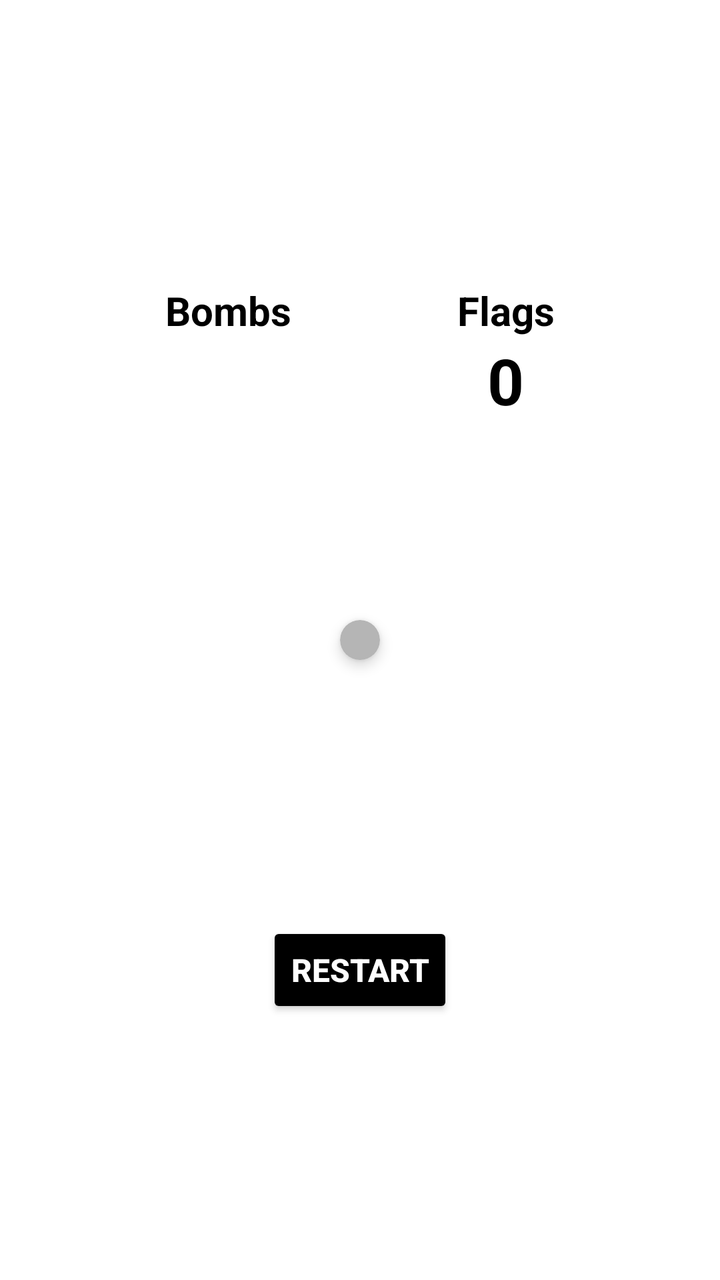
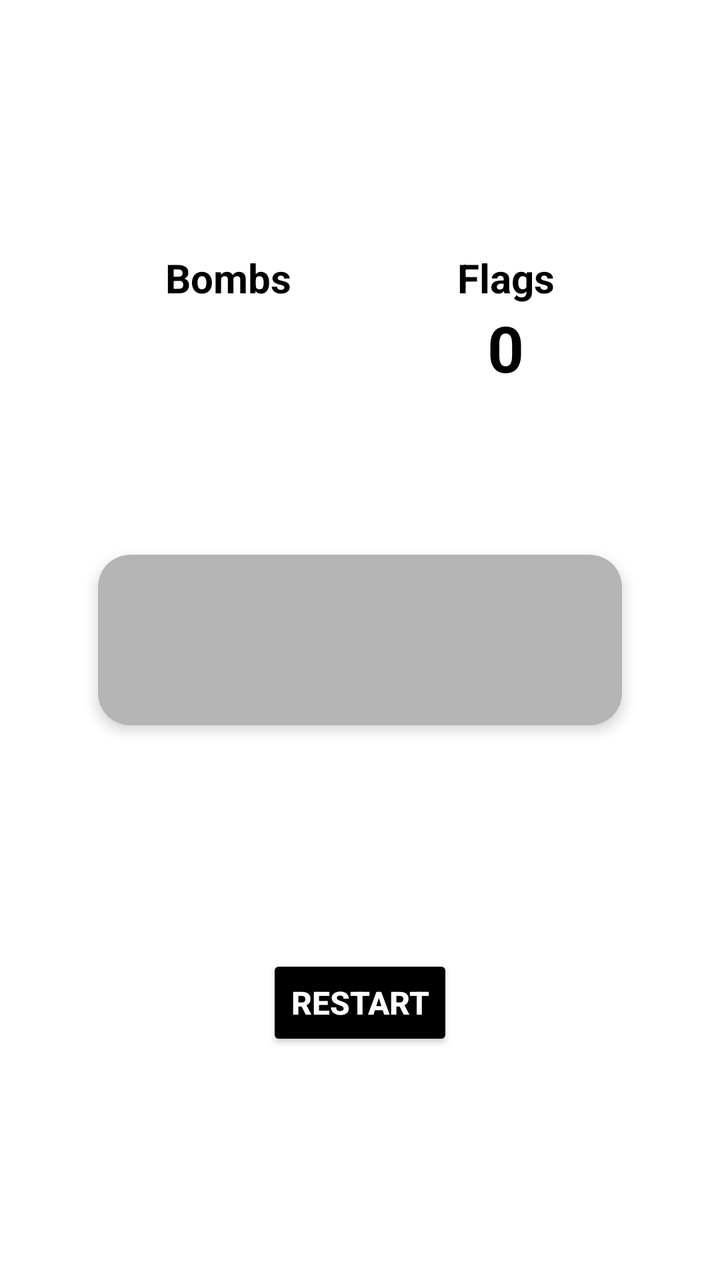

The first picture is an Android layout as it rendered before a commit; the second is the same layout after the commit. The layout source and the unified diff follow.
<!-- AndroidManifest.xml: application theme Theme.Minesweeper -->
<!-- res/layout/activity_main.xml -->
<?xml version="1.0" encoding="utf-8"?>
<androidx.constraintlayout.widget.ConstraintLayout xmlns:android="http://schemas.android.com/apk/res/android"
    xmlns:app="http://schemas.android.com/apk/res-auto"
    android:layout_width="match_parent"
    android:layout_height="match_parent"
    android:background="@color/white">

    <TextView
        android:id="@+id/bombsCountTitle"
        android:layout_width="wrap_content"
        android:layout_height="wrap_content"
        android:text="@string/bombs"
        android:textColor="@color/black"
        android:textSize="20sp"
        android:textStyle="bold"
        app:layout_constraintBottom_toTopOf="@id/gridCardView"
        app:layout_constraintEnd_toStartOf="@id/flagsTitle"
        app:layout_constraintStart_toStartOf="parent"
        app:layout_constraintTop_toTopOf="parent" />

    <TextView
        android:id="@+id/bombsCount"
        android:layout_width="wrap_content"
        android:layout_height="wrap_content"
        android:textColor="@color/black"
        android:textSize="32sp"
        android:textStyle="bold"
        app:layout_constraintEnd_toEndOf="@id/bombsCountTitle"
        app:layout_constraintStart_toStartOf="@id/bombsCountTitle"
        app:layout_constraintTop_toBottomOf="@id/bombsCountTitle" />
    <TextView
        android:id="@+id/flagsTitle"
        android:layout_width="wrap_content"
        android:layout_height="wrap_content"
        android:text="@string/flags"
        android:textColor="@color/black"
        android:textSize="20sp"
        android:textStyle="bold"
        app:layout_constraintBottom_toTopOf="@id/gridCardView"
        app:layout_constraintEnd_toEndOf="parent"
        app:layout_constraintStart_toEndOf="@id/bombsCountTitle"
        app:layout_constraintTop_toTopOf="parent" />

    <TextView
        android:id="@+id/flags"
        android:layout_width="wrap_content"
        android:layout_height="wrap_content"
        android:textColor="@color/black"
        android:textSize="32sp"
        android:text="0"
        android:textStyle="bold"
        app:layout_constraintEnd_toEndOf="@id/flagsTitle"
        app:layout_constraintStart_toStartOf="@id/flagsTitle"
        app:layout_constraintTop_toBottomOf="@id/flagsTitle" />

    <androidx.cardview.widget.CardView
        android:id="@+id/gridCardView"
        android:layout_width="wrap_content"
        android:layout_height="wrap_content"
        android:backgroundTint="@color/light_gray"
        app:cardCornerRadius="16dp"
        app:cardElevation="4dp"
        app:layout_constraintBottom_toBottomOf="parent"
        app:layout_constraintEnd_toEndOf="parent"
        app:layout_constraintStart_toStartOf="parent"
        app:layout_constraintTop_toTopOf="parent">

        <GridLayout
            android:id="@+id/grid"
            android:layout_width="match_parent"
            android:layout_height="match_parent"
            android:layout_margin="10dp"
            android:background="@color/light_gray" />
    </androidx.cardview.widget.CardView>

    <Button
        android:id="@+id/restartBtn"
        android:layout_width="wrap_content"
        android:layout_height="wrap_content"
        android:backgroundTint="@color/black"
        android:text="@string/restart"
        android:textColor="@color/white"
        android:textSize="16sp"
        android:textStyle="bold"
        app:cornerRadius="8dp"
        app:layout_constraintBottom_toBottomOf="parent"
        app:layout_constraintEnd_toEndOf="parent"
        app:layout_constraintStart_toStartOf="parent"
        app:layout_constraintTop_toBottomOf="@id/gridCardView" />
</androidx.constraintlayout.widget.ConstraintLayout>
<!-- resources referenced by this layout -->
<resources>
  <color name="black">#FF000000</color>
  <color name="light_gray">#B5B5B5</color>
  <color name="white">#FFFFFFFF</color>
  <string name="bombs">Bombs</string>
  <string name="flags">Flags</string>
  <string name="restart">Restart</string>
  <style name="Theme.Minesweeper" parent="Base.Theme.Minesweeper" />
  <style name="Base.Theme.Minesweeper" parent="Theme.Material3.DayNight.NoActionBar">
          
          
      </style>
</resources>

<!-- the commit's change to res/layout/activity_main.xml (unified diff, before → after) -->
@@ -28,6 +28,7 @@
         app:layout_constraintEnd_toEndOf="@id/bombsCountTitle"
         app:layout_constraintStart_toStartOf="@id/bombsCountTitle"
         app:layout_constraintTop_toBottomOf="@id/bombsCountTitle" />
+
     <TextView
         android:id="@+id/flagsTitle"
         android:layout_width="wrap_content"
@@ -45,9 +46,9 @@
         android:id="@+id/flags"
         android:layout_width="wrap_content"
         android:layout_height="wrap_content"
+        android:text="0"
         android:textColor="@color/black"
         android:textSize="32sp"
-        android:text="0"
         android:textStyle="bold"
         app:layout_constraintEnd_toEndOf="@id/flagsTitle"
         app:layout_constraintStart_toStartOf="@id/flagsTitle"
@@ -64,7 +65,34 @@
         app:layout_constraintEnd_toEndOf="parent"
         app:layout_constraintStart_toStartOf="parent"
         app:layout_constraintTop_toTopOf="parent">
-
+        <TextView
+            android:id="@+id/wonText"
+            android:layout_width="wrap_content"
+            android:layout_height="wrap_content"
+            android:text="@string/you_won"
+            android:alpha="0"
+            android:textSize="64sp"
+            android:textStyle="bold"
+            android:layout_gravity="center"
+            android:textColor="@color/green"
+            app:layout_constraintTop_toTopOf="parent"
+            app:layout_constraintStart_toStartOf="parent"
+            app:layout_constraintEnd_toEndOf="parent"
+            app:layout_constraintBottom_toBottomOf="parent" />
+        <TextView
+            android:id="@+id/lostText"
+            android:layout_width="wrap_content"
+            android:layout_height="wrap_content"
+            android:text="@string/you_lost"
+            android:alpha="0"
+            android:textSize="64sp"
+            android:textStyle="bold"
+            android:layout_gravity="center"
+            android:textColor="@color/red"
+            app:layout_constraintTop_toTopOf="parent"
+            app:layout_constraintStart_toStartOf="parent"
+            app:layout_constraintEnd_toEndOf="parent"
+            app:layout_constraintBottom_toBottomOf="parent" />
         <GridLayout
             android:id="@+id/grid"
             android:layout_width="match_parent"
<!-- resource entries referenced after the edit -->
@@ -1,11 +1,15 @@
 <!-- resources referenced by this layout -->
 <resources>
   <color name="black">#FF000000</color>
+  <color name="green">#00FF00</color>
   <color name="light_gray">#B5B5B5</color>
+  <color name="red">#FF0000</color>
   <color name="white">#FFFFFFFF</color>
   <string name="bombs">Bombs</string>
   <string name="flags">Flags</string>
   <string name="restart">Restart</string>
+  <string name="you_lost">You lost!</string>
+  <string name="you_won">You won!</string>
   <style name="Theme.Minesweeper" parent="Base.Theme.Minesweeper" />
   <style name="Base.Theme.Minesweeper" parent="Theme.Material3.DayNight.NoActionBar">
           
